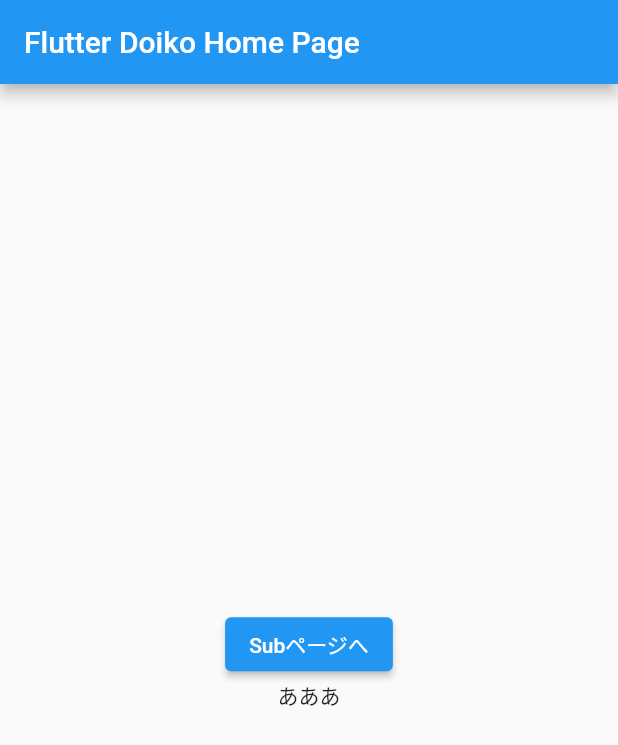
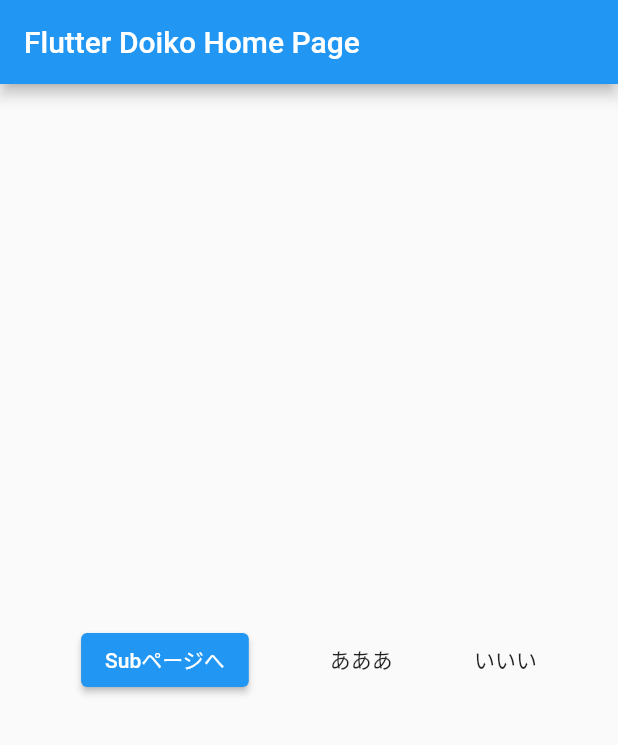
Before and after one commit to doiko123/Flutter_learn, a Flutter app: the screen it shows after launch, on a phone screen of 412 x 824 dp. Shown: the top 745 px of the screen. Run offline on Flutter 3.47's test engine with Material 2 defaults, Android fonts, the phone set to English and light mode, and no system bars.

Commit message:
Textを１つ追加し、Row（横並び）かつ等間隔にスペースが入るように配置した

```diff
--- a/lib/main.dart
+++ b/lib/main.dart
@@ -38,8 +38,8 @@ class MyHomePage extends StatelessWidget {
         title: const Text('Flutter Doiko Home Page'),
       ),
       body: Center(
-        child: Column(
-          mainAxisSize: MainAxisSize.min,
+        child: Row(
+          mainAxisAlignment: MainAxisAlignment.spaceEvenly,
           children: <Widget>[
             ElevatedButton(
               onPressed: () {
@@ -61,7 +61,8 @@ class MyHomePage extends StatelessWidget {
               // },
               // child: Text('click here'),
             ),
-          const Text('あああ')
+            const Text('あああ'),
+            const Text('いいい')
           ]
         ),
       )
```
